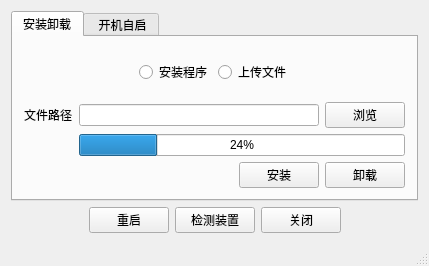
Old version of the form src/upgrade_tool/adb_tool.ui in the repository shi-jq/LINKS004-YRFID-PC-CPlus.
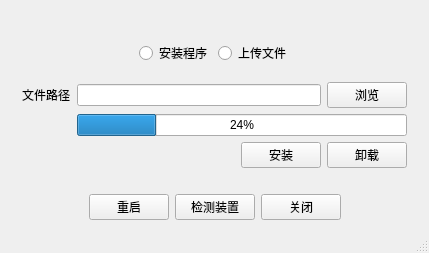
New version of the form.

Commit message: 增加apn设置, 修改升级工具root安装卸载

```diff
--- a/src/upgrade_tool/adb_tool.ui
+++ b/src/upgrade_tool/adb_tool.ui
@@ -29,14 +29,8 @@
      </spacer>
     </item>
     <item row="1" column="0" colspan="2">
-     <widget class="QTabWidget" name="tabWidget">
-      <property name="currentIndex">
-       <number>0</number>
-      </property>
-      <widget class="QWidget" name="tab_2">
-       <attribute name="title">
-        <string>安装卸载</string>
-       </attribute>
+     <widget class="QStackedWidget" name="stackedWidget">
+      <widget class="QWidget" name="stackedWidgetPage1" native="true">
        <layout class="QGridLayout" name="gridLayout_2">
         <item row="0" column="0">
          <widget class="QWidget" name="installtypewdg" native="true">
@@ -145,10 +139,7 @@
         </item>
        </layout>
       </widget>
-      <widget class="QWidget" name="tab">
-       <attribute name="title">
-        <string> 开机自启</string>
-       </attribute>
+      <widget class="QWidget" name="stackedWidgetPage2" native="true">
        <layout class="QGridLayout" name="gridLayout_3">
         <item row="2" column="1">
          <spacer name="horizontalSpacer_8">
```
Left out of the diff: 128 changed lines with no effect on the pictures. The commit also changes 19 other files.
